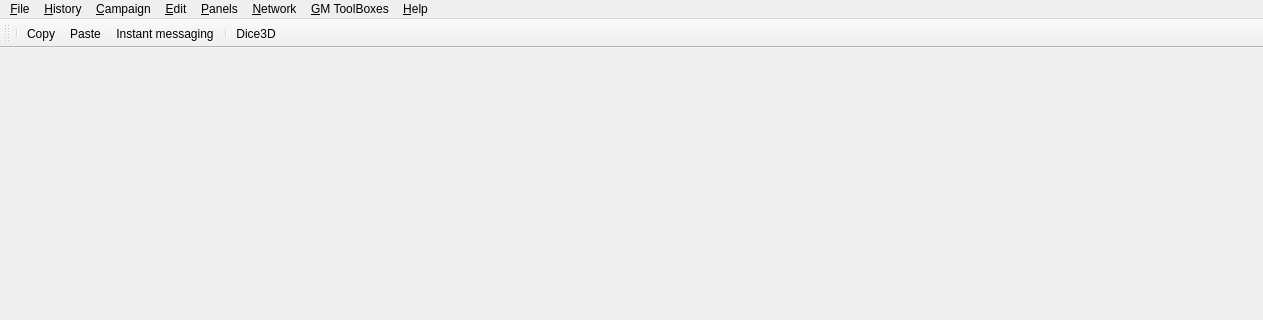
Qt form src/binaries/widget/mainwindow.ui (Rolisteam/rolisteam) before a commit; both pictures show x 0 to 1263 and y 0 to 320 of the 1263 by 600 pixel window.
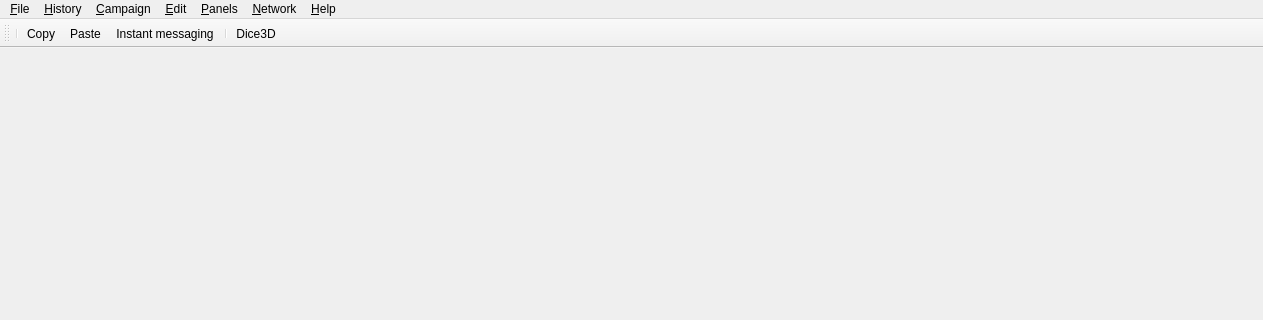
The same form after that commit. Icons and pictures are not drawn.

Commit message: [Widget] remove useless section

```diff
--- a/src/binaries/widget/mainwindow.ui
+++ b/src/binaries/widget/mainwindow.ui
@@ -110,11 +110,6 @@
     <addaction name="m_shortCutEditorAct"/>
     <addaction name="m_fullScreenAct"/>
    </widget>
-   <widget class="QMenu" name="m_gmToolBoxMenu">
-    <property name="title">
-     <string>&amp;GM ToolBoxes</string>
-    </property>
-   </widget>
    <widget class="QMenu" name="m_campaignMenu">
     <property name="title">
      <string>&amp;Campaign</string>
@@ -145,7 +140,6 @@
    <addaction name="m_editMenu"/>
    <addaction name="m_menuSubWindows"/>
    <addaction name="menuNetwork"/>
-   <addaction name="m_gmToolBoxMenu"/>
    <addaction name="menuHelp"/>
   </widget>
   <widget class="QStatusBar" name="statusbar"/>
```
Left out of the diff: 3 changed lines with no effect on the pictures.
